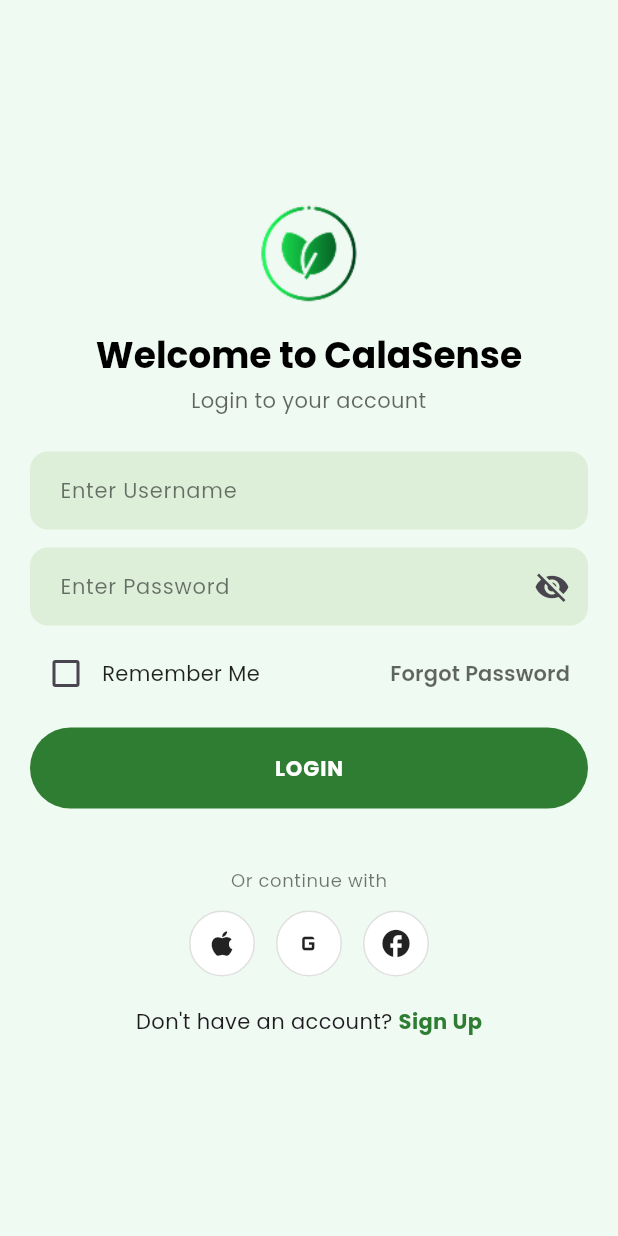
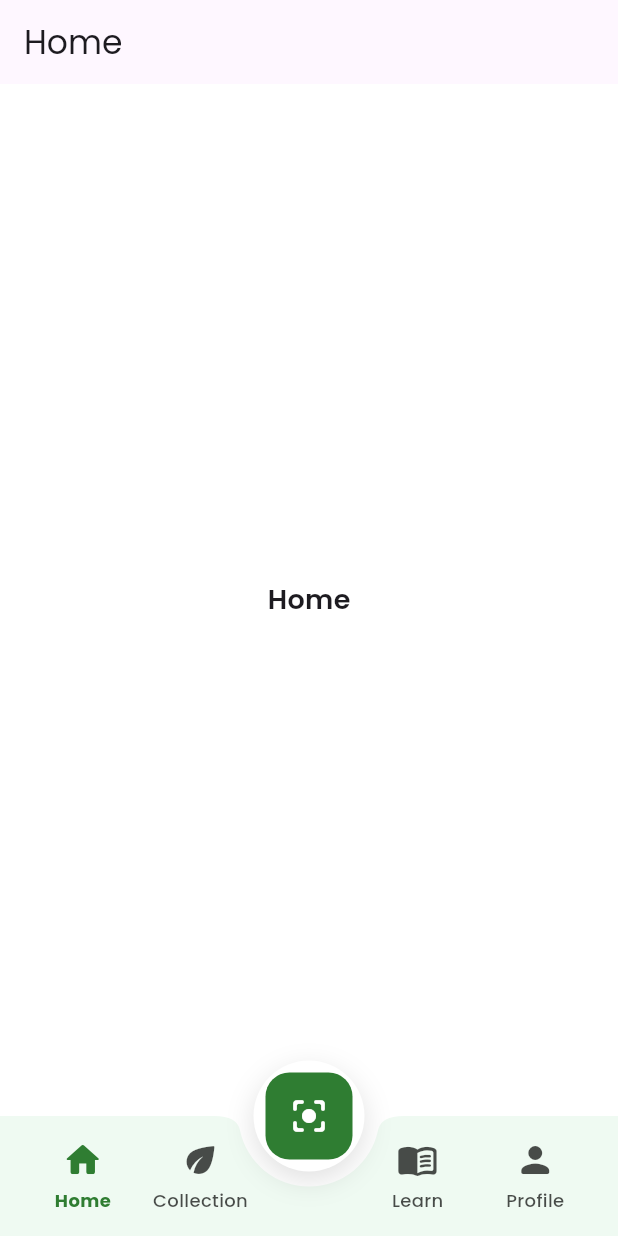
Before and after one commit to mnsling/calasense_mobileapp, a Flutter app: the AuthenticationPage screen opened directly, after a tap on "LOGIN", on a phone screen of 412 x 824 dp. Run offline on Flutter 3.47's test engine with Material 3 defaults, Android fonts, the phone set to English and light mode, and no system bars; our stand-ins replace google_fonts.

Commit message:
added navigation bar and pages

```diff
--- a/lib/pages/authentication.dart
+++ b/lib/pages/authentication.dart
@@ -1,5 +1,7 @@
+import 'package:calasense_app/pages/navigation.dart';
 import 'package:flutter/material.dart';
 import 'package:google_fonts/google_fonts.dart';
+import 'dashboard.dart'; // adjust path if different
 
 class AuthenticationPage extends StatefulWidget {
   const AuthenticationPage({super.key});
@@ -160,7 +162,13 @@ class _AuthenticationPageState extends State<AuthenticationPage> {
                       ),
                       elevation: 0,
                     ),
-                    onPressed: () {},
+                    onPressed: () {
+                      // Navigate to dashboard (replace AuthenticationPage)
+                      Navigator.pushReplacement(
+                        context,
+                        MaterialPageRoute(builder: (context) => const MainNavPage()),
+                      );
+                    },
                     child: Text(
                       isLogin ? 'LOGIN' : 'SIGN UP',
                       style: GoogleFonts.poppins(
--- /dev/null
+++ b/lib/pages/collection.dart
@@ -0,0 +1,15 @@
+import 'package:flutter/material.dart';
+import 'package:google_fonts/google_fonts.dart';
+
+class CollectionPage extends StatelessWidget {
+  const CollectionPage({super.key});
+
+  @override
+  Widget build(BuildContext context) {
+    return Scaffold(
+      backgroundColor: Colors.white,
+      appBar: AppBar(title: const Text('Collection'), automaticallyImplyLeading: false, elevation: 0),
+      body: Center(child: Text('Collection', style: GoogleFonts.poppins(fontSize: 18, fontWeight: FontWeight.w600))),
+    );
+  }
+}
--- /dev/null
+++ b/lib/pages/dashboard.dart
@@ -0,0 +1,22 @@
+import 'package:flutter/material.dart';
+import 'package:google_fonts/google_fonts.dart';
+
+class DashboardPage extends StatelessWidget {
+  const DashboardPage({super.key});
+
+  @override
+  Widget build(BuildContext context) {
+    return Scaffold(
+      // no bottom nav here; the shell provides it
+      backgroundColor: Colors.white,
+      appBar: AppBar(
+        title: const Text('Home'),
+        automaticallyImplyLeading: false, // no back arrow
+        elevation: 0,
+      ),
+      body: Center(
+        child: Text('Home', style: GoogleFonts.poppins(fontSize: 18, fontWeight: FontWeight.w600)),
+      ),
+    );
+  }
+}
--- /dev/null
+++ b/lib/pages/learn.dart
@@ -0,0 +1,15 @@
+import 'package:flutter/material.dart';
+import 'package:google_fonts/google_fonts.dart';
+
+class LearnPage extends StatelessWidget {
+  const LearnPage({super.key});
+
+  @override
+  Widget build(BuildContext context) {
+    return Scaffold(
+      backgroundColor: Colors.white,
+      appBar: AppBar(title: const Text('Learn'), automaticallyImplyLeading: false, elevation: 0),
+      body: Center(child: Text('Learn', style: GoogleFonts.poppins(fontSize: 18, fontWeight: FontWeight.w600))),
+    );
+  }
+}
--- /dev/null
+++ b/lib/pages/navigation.dart
@@ -0,0 +1,174 @@
+import 'package:flutter/material.dart';
+import 'package:google_fonts/google_fonts.dart';
+
+// import your tab pages
+import 'dashboard.dart';   // Home
+import 'collection.dart';  // Collection
+import 'learn.dart';       // Learn
+import 'profile.dart';     // Profile
+
+class MainNavPage extends StatefulWidget {
+  const MainNavPage({super.key});
+
+  @override
+  State<MainNavPage> createState() => _MainNavPageState();
+}
+
+class _MainNavPageState extends State<MainNavPage> {
+  static const Color brand = Color(0xFF2F7D32);   // deep green
+  static const Color barBg = Color(0xFFEFFAF2);   // mint bar background
+
+  int current = 0; // selected tab
+
+  // Keep pages alive while switching
+  final _pages = const [
+    DashboardPage(),   // Home
+    CollectionPage(),  // Collection
+    LearnPage(),       // Learn
+    ProfilePage(),     // Profile
+  ];
+
+  @override
+  Widget build(BuildContext context) {
+    return Scaffold(
+      backgroundColor: Colors.white,
+
+      // Show tabs without losing their state
+      body: IndexedStack(
+        index: current,
+        children: _pages,
+      ),
+
+      floatingActionButtonLocation: FloatingActionButtonLocation.centerDocked,
+      floatingActionButton: const _ScanFab(),
+
+      bottomNavigationBar: BottomAppBar(
+        color: barBg,
+        elevation: 4,
+        shape: const CircularNotchedRectangle(),
+        notchMargin: 10,
+        child: SizedBox(
+          height: 78,
+          child: Row(
+            mainAxisAlignment: MainAxisAlignment.spaceAround,
+            children: [
+              _NavItem(
+                icon: Icons.home_rounded,
+                label: 'Home',
+                selected: current == 0,
+                onTap: () => setState(() => current = 0),
+              ),
+              _NavItem(
+                icon: Icons.eco_rounded,
+                label: 'Collection',
+                selected: current == 1,
+                onTap: () => setState(() => current = 1),
+              ),
+              const SizedBox(width: 60), // gap for the center FAB
+              _NavItem(
+                icon: Icons.menu_book_rounded,
+                label: 'Learn',
+                selected: current == 2,
+                onTap: () => setState(() => current = 2),
+              ),
+              _NavItem(
+                icon: Icons.person_rounded,
+                label: 'Profile',
+                selected: current == 3,
+                onTap: () => setState(() => current = 3),
+              ),
+            ],
+          ),
+        ),
+      ),
+    );
+  }
+}
+
+// ---------- widgets ----------
+
+class _ScanFab extends StatelessWidget {
+  static const Color brand = Color(0xFF2F7D32);
+  const _ScanFab();
+
+  @override
+  Widget build(BuildContext context) {
+    return Stack(
+      alignment: Alignment.center,
+      children: [
+        // white ring + shadow (the halo)
+        Container(
+          width: 74,
+          height: 74,
+          decoration: BoxDecoration(
+            color: Colors.white,
+            shape: BoxShape.circle,
+            boxShadow: [
+              BoxShadow(
+                color: Colors.black.withOpacity(.12),
+                blurRadius: 16,
+                offset: const Offset(0, 6),
+              ),
+            ],
+          ),
+        ),
+        // green FAB
+        SizedBox(
+          width: 58,
+          height: 58,
+          child: FloatingActionButton(
+            heroTag: 'scanFab',
+            elevation: 0,
+            backgroundColor: brand,
+            onPressed: () {
+              // TODO: navigate to scan/camera page
+            },
+            child: const Icon(Icons.center_focus_strong_rounded,
+                color: Colors.white, size: 28),
+          ),
+        ),
+      ],
+    );
+  }
+}
+
+class _NavItem extends StatelessWidget {
+  final IconData icon;
+  final String label;
+  final bool selected;
+  final VoidCallback onTap;
+
+  const _NavItem({
+    required this.icon,
+    required this.label,
+    required this.selected,
+    required this.onTap,
+  });
+
+  @override
+  Widget build(BuildContext context) {
+    const Color brand = Color(0xFF2F7D32);
+    final Color iconColor = selected ? brand : Colors.black.withOpacity(.7);
+    final TextStyle textStyle = GoogleFonts.poppins(
+      fontSize: 12,
+      color: selected ? brand : Colors.black.withOpacity(.7),
+      fontWeight: selected ? FontWeight.w700 : FontWeight.w500,
+    );
+
+    return InkWell(
+      borderRadius: BorderRadius.circular(12),
+      onTap: onTap,
+      child: SizedBox(
+        width: 72,
+        child: Column(
+          mainAxisAlignment: MainAxisAlignment.center,
+          children: [
+            Icon(icon, color: iconColor, size: 28),
+            const SizedBox(height: 4),
+            Text(label, style: textStyle, overflow: TextOverflow.ellipsis),
+          ],
+        ),
+      ),
+    );
+  }
+}
--- /dev/null
+++ b/lib/pages/profile.dart
@@ -0,0 +1,15 @@
+import 'package:flutter/material.dart';
+import 'package:google_fonts/google_fonts.dart';
+
+class ProfilePage extends StatelessWidget {
+  const ProfilePage({super.key});
+
+  @override
+  Widget build(BuildContext context) {
+    return Scaffold(
+      backgroundColor: Colors.white,
+      appBar: AppBar(title: const Text('Profile'), automaticallyImplyLeading: false, elevation: 0),
+      body: Center(child: Text('Profile', style: GoogleFonts.poppins(fontSize: 18, fontWeight: FontWeight.w600))),
+    );
+  }
+}
```
